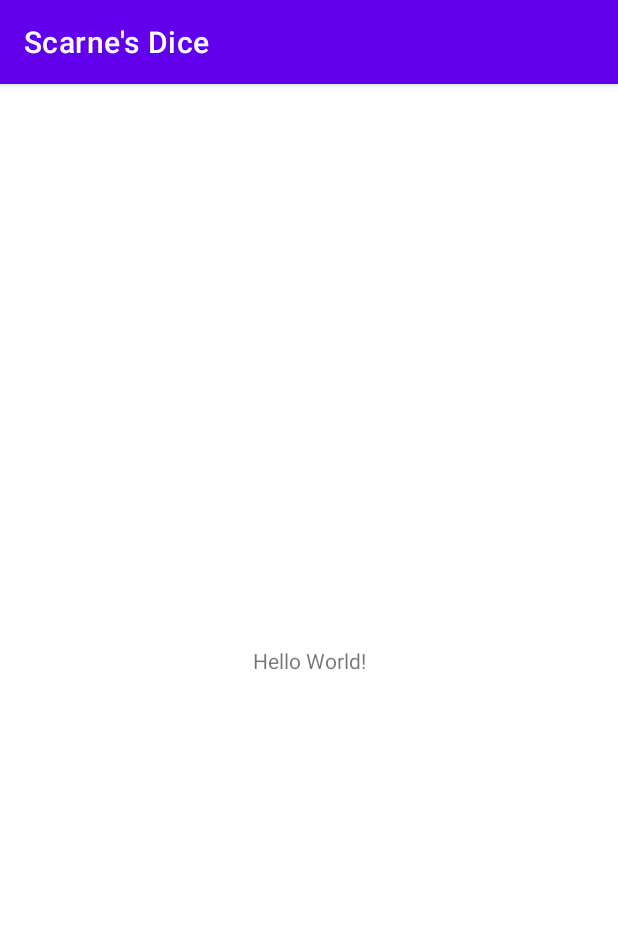
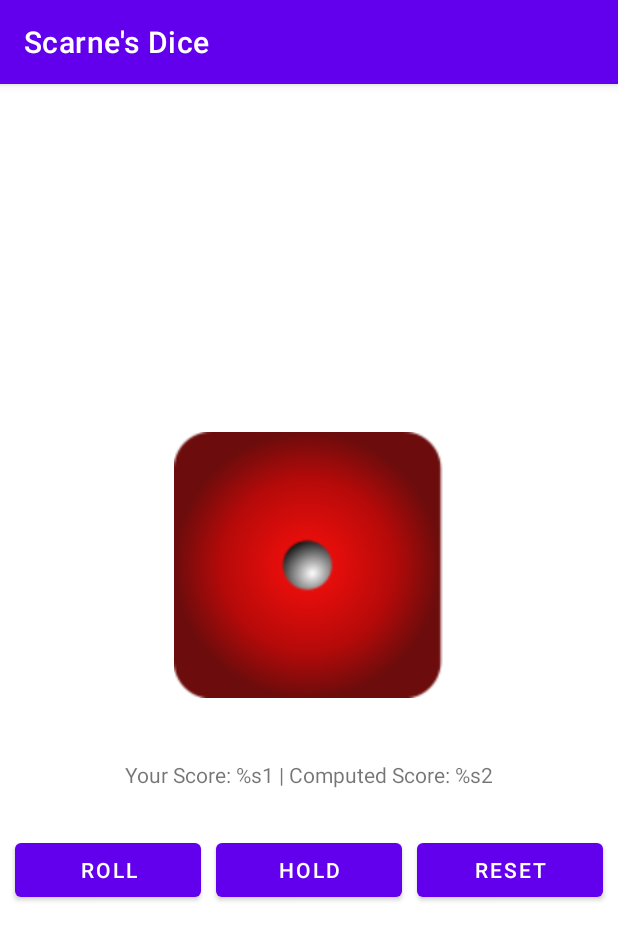
Before and after one commit to anangkur/scarne-dice, an Android app: the screen it shows after launch (MainActivity), on a phone screen of 412 x 824 dp. Shown: the top 940 px of the screen. Run offline under Robolectric (Android 15) with nearby library versions, the phone set to English and light mode, and no system bars.

Commit message:
feat(app): create layout activity_main.xml

```diff
--- a/app/src/main/res/layout/activity_main.xml
+++ b/app/src/main/res/layout/activity_main.xml
@@ -7,12 +7,60 @@
     tools:context=".MainActivity">
 
     <TextView
+        android:id="@+id/tv_score"
         android:layout_width="wrap_content"
         android:layout_height="wrap_content"
-        android:text="Hello World!"
+        android:text="@string/template_score"
+        android:layout_margin="20dp"
+        app:layout_constraintBottom_toTopOf="@id/btn_roll"
+        app:layout_constraintLeft_toLeftOf="parent"
+        app:layout_constraintRight_toRightOf="parent"
+        app:layout_constraintTop_toBottomOf="@id/iv_dice" />
+
+    <ImageView
+        android:id="@+id/iv_dice"
+        android:layout_width="180dp"
+        android:layout_height="0dp"
+        android:layout_margin="20dp"
+        android:src="@drawable/dice1"
+        app:layout_constraintVertical_chainStyle="packed"
+        app:layout_constraintDimensionRatio="1:1"
+        app:layout_constraintTop_toTopOf="parent"
+        app:layout_constraintBottom_toTopOf="@id/tv_score"
+        app:layout_constraintLeft_toLeftOf="@id/tv_score"
+        app:layout_constraintRight_toRightOf="@id/tv_score"/>
+
+    <Button
+        android:id="@+id/btn_roll"
+        android:layout_width="0dp"
+        android:layout_height="wrap_content"
+        android:text="@string/btn_roll"
+        android:layout_margin="10dp"
+        app:layout_constraintTop_toBottomOf="@id/tv_score"
         app:layout_constraintBottom_toBottomOf="parent"
         app:layout_constraintLeft_toLeftOf="parent"
-        app:layout_constraintRight_toRightOf="parent"
-        app:layout_constraintTop_toTopOf="parent" />
+        app:layout_constraintRight_toLeftOf="@id/btn_hold"/>
+
+    <Button
+        android:id="@+id/btn_hold"
+        android:layout_width="0dp"
+        android:layout_height="wrap_content"
+        android:text="@string/btn_hold"
+        android:layout_marginRight="10dp"
+        app:layout_constraintTop_toTopOf="@id/btn_roll"
+        app:layout_constraintBottom_toBottomOf="@id/btn_roll"
+        app:layout_constraintLeft_toRightOf="@id/btn_roll"
+        app:layout_constraintRight_toLeftOf="@id/btn_reset"/>
+
+    <Button
+        android:id="@+id/btn_reset"
+        android:layout_width="0dp"
+        android:layout_height="wrap_content"
+        android:text="@string/btn_reset"
+        android:layout_marginRight="10dp"
+        app:layout_constraintTop_toTopOf="@id/btn_roll"
+        app:layout_constraintBottom_toBottomOf="@id/btn_roll"
+        app:layout_constraintLeft_toRightOf="@id/btn_hold"
+        app:layout_constraintRight_toRightOf="parent"/>
 
 </androidx.constraintlayout.widget.ConstraintLayout>
--- a/app/src/main/res/values/strings.xml
+++ b/app/src/main/res/values/strings.xml
@@ -1,3 +1,7 @@
 <resources>
     <string name="app_name">Scarne\'s Dice</string>
+    <string name="btn_roll">Roll</string>
+    <string name="template_score">Your Score: %s1 | Computed Score: %s2</string>
+    <string name="btn_hold">Hold</string>
+    <string name="btn_reset">Reset</string>
 </resources>
```
Also changed, not shown: app/src/main/res/drawable/dice1.png (added), app/src/main/res/drawable/dice2.png (added), app/src/main/res/drawable/dice3.png (added), app/src/main/res/drawable/dice4.png (added), app/src/main/res/drawable/dice5.png (added), app/src/main/res/drawable/dice6.png (added).
